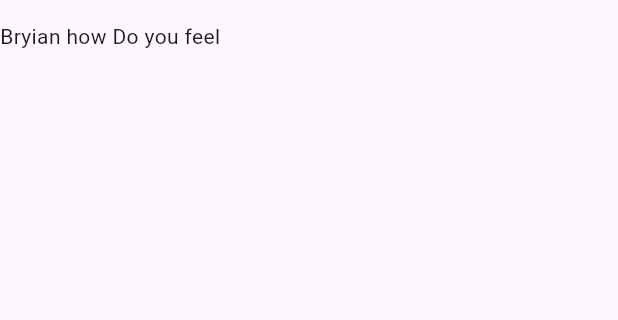
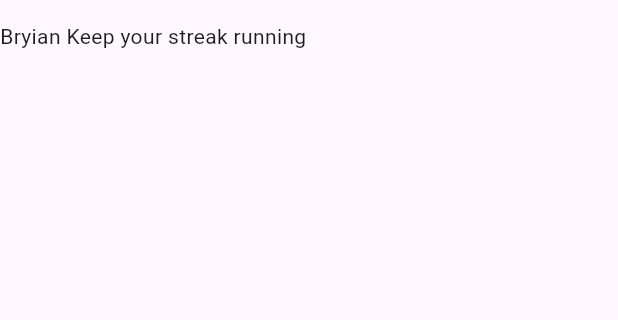
Before and after one commit to OCBROW2894/My_Flutter_Learning_Path, a Flutter app: the screen it shows after launch, on a phone screen of 412 x 824 dp, the part 63-383 px from its top. Run offline on Flutter 3.47's test engine with Material 3 defaults, Android fonts, the light colour scheme and no system bars.

Commit message:
Keep the streak running

```diff
--- a/first_app_from_scratch/lib/main.dart
+++ b/first_app_from_scratch/lib/main.dart
@@ -9,7 +9,7 @@ class MyApp extends StatelessWidget {
       appBar: AppBar(
         title: Text("My First Flutter App"),
       ),
-      body: Text("Bryian how Do you feel"),
+      body: Text("Bryian Keep your streak running"),
     ),
     );
   }
```
